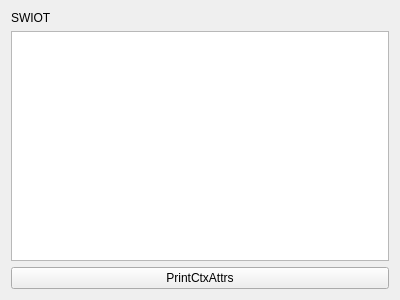
Above: plugins/swiot/ui/swiotInfoPage.ui from analogdevicesinc/scopy before the change. Below: the same form after it.
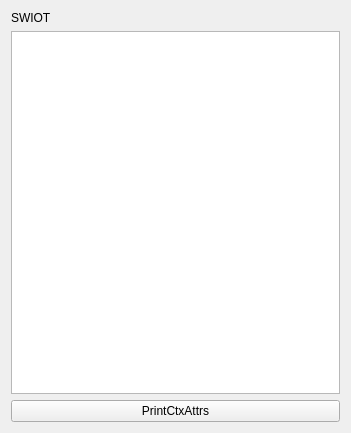
That is the form after the change.

The edit to the form file:
```diff
--- a/plugins/swiot/ui/swiotInfoPage.ui
+++ b/plugins/swiot/ui/swiotInfoPage.ui
@@ -6,8 +6,8 @@
    <rect>
     <x>0</x>
     <y>0</y>
-    <width>400</width>
-    <height>300</height>
+    <width>351</width>
+    <height>433</height>
    </rect>
   </property>
   <property name="windowTitle">
```
